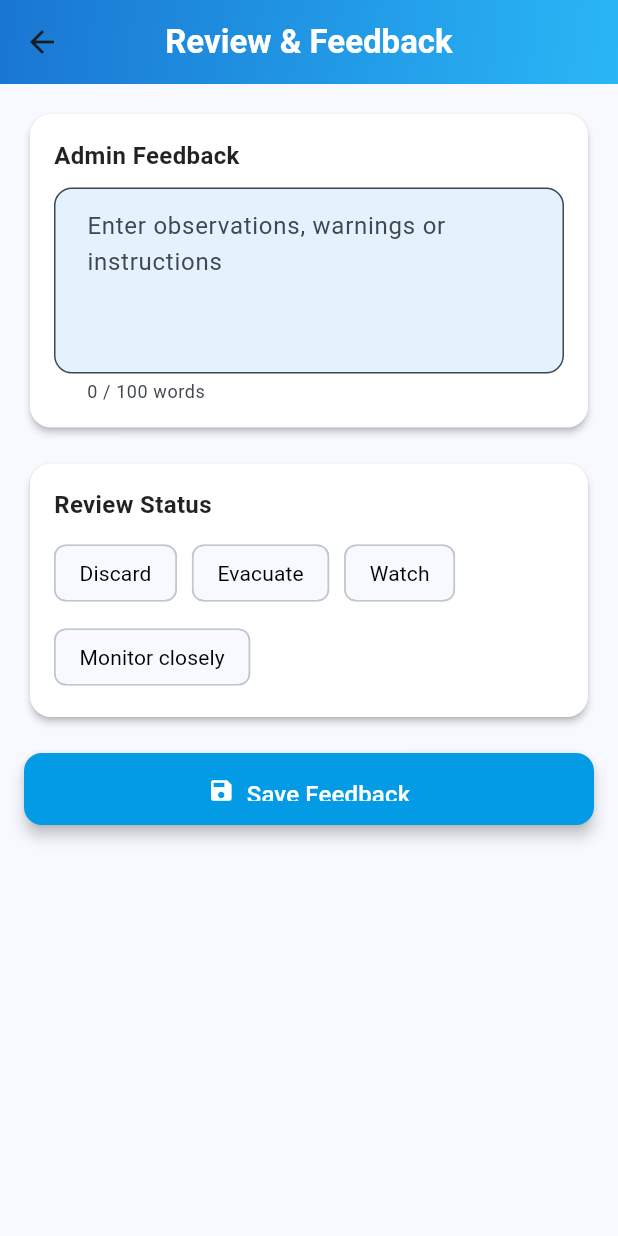
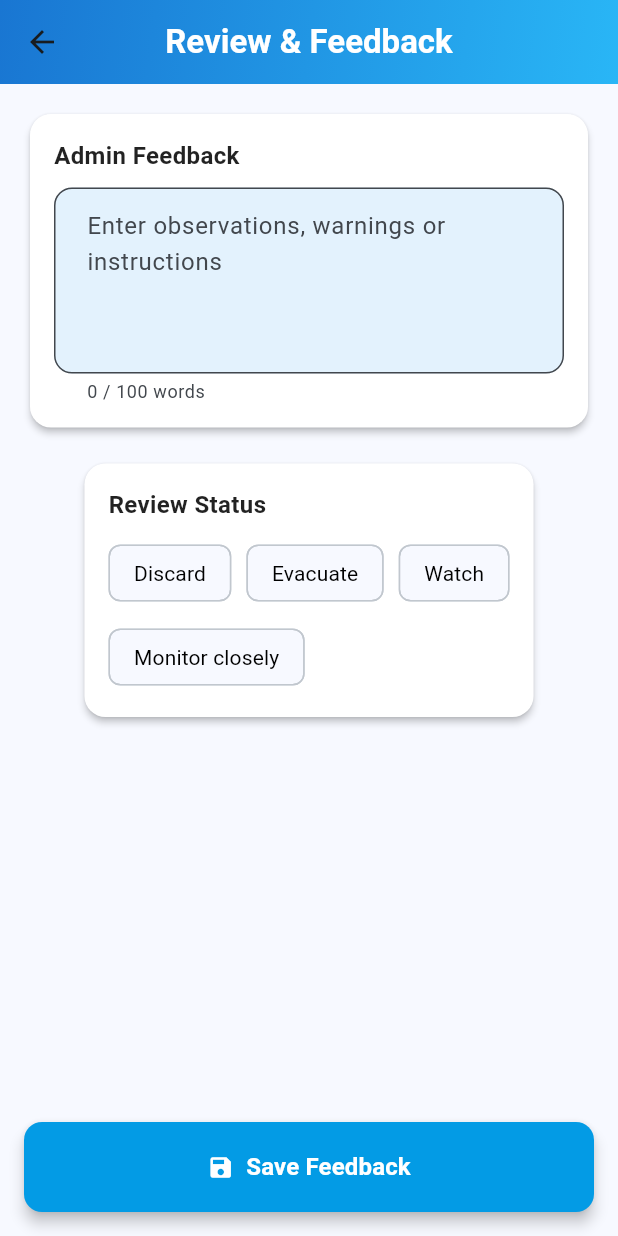
Before and after one commit to udayaKavinda/disaster_management, a Flutter app: the ReportFeedbackPage screen opened directly with empty values, on a phone screen of 412 x 824 dp. Run offline on Flutter 3.47's test engine with Material 3 defaults, Android fonts, the phone set to English and light mode, and no system bars; our stand-ins replace connectivity_plus, flutter_animate, flutter_image_compress, flutter_secure_storage, geolocator, image_picker; missing offline and left inert: fuzzywuzzy, jwt_decode; accounts and stored records are empty.

Commit message:
feedback page button

```diff
--- a/lib/pages/report_feedback_page.dart
+++ b/lib/pages/report_feedback_page.dart
@@ -92,8 +92,12 @@ class _ReportFeedbackPageState extends State<ReportFeedbackPage> {
 
     return Scaffold(
       appBar: const StyledAppBar(title: "Review & Feedback"),
-      body: ListView(
+      body: Column(
+        children: [
+          Expanded(
+            child: SingleChildScrollView(
               padding: const EdgeInsets.all(16),
+              child: Column(
                 children: [
                   /// ---------------- Feedback Card ----------------
                   Card(
@@ -108,7 +112,10 @@ class _ReportFeedbackPageState extends State<ReportFeedbackPage> {
                         children: [
                           const Text(
                             "Admin Feedback",
-                    style: TextStyle(fontSize: 16, fontWeight: FontWeight.bold),
+                            style: TextStyle(
+                              fontSize: 16,
+                              fontWeight: FontWeight.bold,
+                            ),
                           ),
                           const SizedBox(height: 10),
                           TextField(
@@ -116,7 +123,8 @@ class _ReportFeedbackPageState extends State<ReportFeedbackPage> {
                             maxLines: 6,
                             minLines: 4,
                             decoration: InputDecoration(
-                      hintText: "Enter observations, warnings or instructions",
+                              hintText:
+                                  "Enter observations, warnings or instructions",
                               border: OutlineInputBorder(
                                 borderRadius: BorderRadius.circular(12),
                               ),
@@ -143,7 +151,10 @@ class _ReportFeedbackPageState extends State<ReportFeedbackPage> {
                         children: [
                           const Text(
                             "Review Status",
-                    style: TextStyle(fontSize: 16, fontWeight: FontWeight.bold),
+                            style: TextStyle(
+                              fontSize: 16,
+                              fontWeight: FontWeight.bold,
+                            ),
                           ),
                           const SizedBox(height: 10),
                           Wrap(
@@ -156,12 +167,15 @@ class _ReportFeedbackPageState extends State<ReportFeedbackPage> {
                                 selected: selected,
                                 selectedColor: AppTheme.getStatusColor(status),
                                 labelStyle: TextStyle(
-                          color: selected ? AppTheme.white : AppTheme.black,
+                                  color: selected
+                                      ? AppTheme.white
+                                      : AppTheme.black,
                                   fontWeight: selected
                                       ? FontWeight.bold
                                       : FontWeight.normal,
                                 ),
-                        onSelected: (_) => setState(() => _selected = status),
+                                onSelected: (_) =>
+                                    setState(() => _selected = status),
                               );
                             }).toList(),
                           ),
@@ -171,8 +185,6 @@ class _ReportFeedbackPageState extends State<ReportFeedbackPage> {
                   ),
 
                   const SizedBox(height: 20),
-
-          /// ---------------- Error ----------------
                   if (_error != null)
                     Padding(
                       padding: const EdgeInsets.only(bottom: 10),
@@ -181,10 +193,15 @@ class _ReportFeedbackPageState extends State<ReportFeedbackPage> {
                         style: const TextStyle(color: AppTheme.danger),
                       ),
                     ),
-
-          /// ---------------- Save Button ----------------
-          SizedBox(
-            height: 48,
+                ],
+              ),
+            ),
+          ),
+          Container(
+            padding: const EdgeInsets.all(16),
+            child: SizedBox(
+              width: double.infinity,
+              height: 60,
               child: ElevatedButton.icon(
                 style: ElevatedButton.styleFrom(
                   shape: RoundedRectangleBorder(
@@ -197,7 +214,8 @@ class _ReportFeedbackPageState extends State<ReportFeedbackPage> {
                     : const Icon(Icons.save),
                 label: const Text(
                   "Save Feedback",
-                style: TextStyle(fontSize: 16),
+                  style: TextStyle(fontSize: 16, fontWeight: FontWeight.w600),
+                ),
               ),
             ),
           ),
```
Lines whose indentation alone changed are shown as unchanged.
